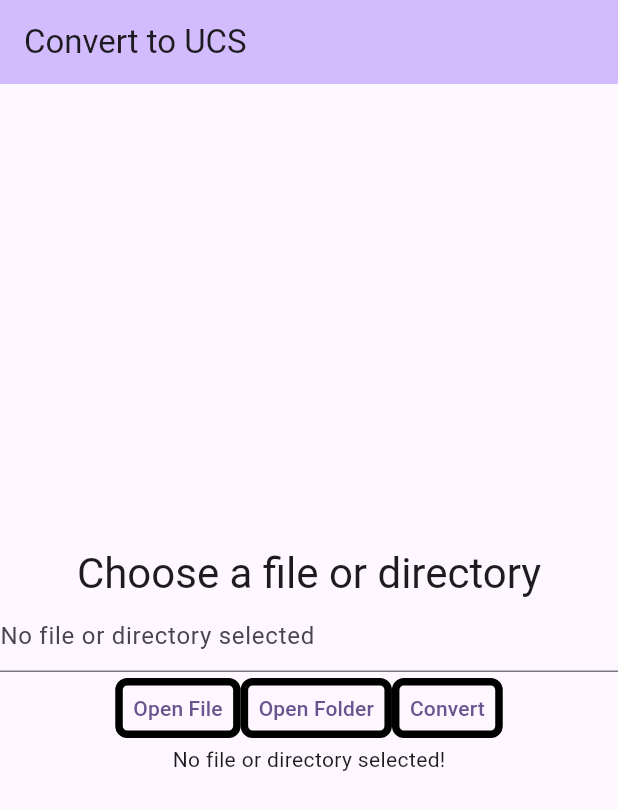
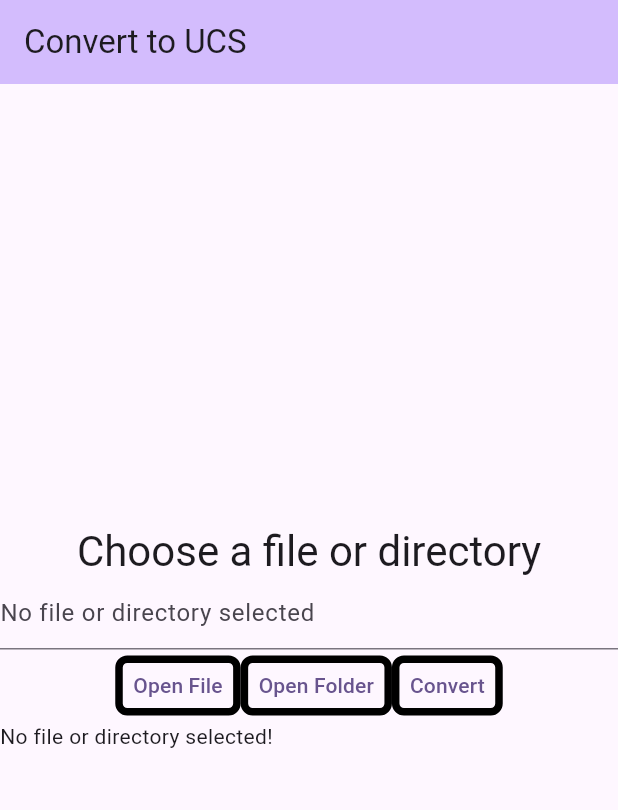
Before and after one commit to valius/UCSConverterTool, a Flutter app: the screen it shows after launch, after a tap on "Convert", on a phone screen of 412 x 824 dp. Shown: the top 810 px of the screen. Run offline on Flutter 3.47's test engine with Material 3 defaults, Android fonts, the phone set to English and light mode, and no system bars; our stand-ins replace file_picker.

Commit message:
fix: improve performance of conversion and prevent creation of too many async processes, also create new scrollbar widget for display of output text

```diff
--- a/lib/step_files/ucs_file.dart
+++ b/lib/step_files/ucs_file.dart
@@ -40,7 +40,7 @@ class UCSFile {
 
   UCSFile(this._filename);
 
-  void outputToFile() async {
+  Future<void> outputToFile() async {
     var file = File(_filename);
     var sink = file.openWrite();
     try {
--- a/lib/ui/convert_view.dart
+++ b/lib/ui/convert_view.dart
@@ -25,6 +25,7 @@ class ConvertView extends StatefulWidget {
 
 class _ConvertViewState extends State<ConvertView> {
   final _controller = TextEditingController();
+  final ScrollController _firstController = ScrollController();
   final List<String> _supportedExtensions = ['sm', 'ssc'];
   String _statusText = "Idle";
   bool _buttonsEnabled = true;
@@ -77,30 +78,33 @@ class _ConvertViewState extends State<ConvertView> {
     }
     setState(() {
       _buttonsEnabled = false;
-      _statusText = "Generating list of supported files from input ${_controller.text}";
+      _statusText =
+          "Generating list of supported files from input ${_controller.text}";
     });
 
     var listFiles =
         await getListOfFilesFromPath(_controller.text, _supportedExtensions);
 
-    List<UCSFile> ucsFiles = [];
     for (var file in listFiles) {
       setState(() {
         _statusText = "Generating UCS files from $file...";
       });
 
       var converter = ConverterGenerator.createConverter(file);
-      ucsFiles += await converter.convert();
+      List<UCSFile> ucsFiles = await converter.convert();
 
+      List<Future<void>> outputFutures = [];
       String resultString = "Generated ";
       for (var ucsFile in ucsFiles) {
-        ucsFile.outputToFile();
+        outputFutures.add(ucsFile.outputToFile());
 
         String filenameOnly = p.basename(ucsFile.getFilename);
         resultString += "$filenameOnly, ";
       }
 
       resultString += "in the folder ${p.dirname(_controller.text)}";
+
+      await Future.wait(outputFutures);
 
       setState(() {
         _statusText = resultString;
@@ -135,19 +139,6 @@ class _ConvertViewState extends State<ConvertView> {
         // Center is a layout widget. It takes a single child and positions it
         // in the middle of the parent.
         child: Column(
-          // Column is also a layout widget. It takes a list of children and
-          // arranges them vertically. By default, it sizes itself to fit its
-          // children horizontally, and tries to be as tall as its parent.
-          //
-          // Column has various properties to control how it sizes itself and
-          // how it positions its children. Here we use mainAxisAlignment to
-          // center the children vertically; the main axis here is the vertical
-          // axis because Columns are vertical (the cross axis would be
-          // horizontal).
-          //
-          // TRY THIS: Invoke "debug painting" (choose the "Toggle Debug Paint"
-          // action in the IDE, or press "p" in the console), to see the
-          // wireframe for each widget.
           mainAxisAlignment: MainAxisAlignment.center,
           children: <Widget>[
             Text(
@@ -174,7 +165,7 @@ class _ConvertViewState extends State<ConvertView> {
                       ),
                     ),
                   ),
-                  onPressed: _buttonsEnabled? _openFileDialog : null,
+                  onPressed: _buttonsEnabled ? _openFileDialog : null,
                   child: const Text('Open File'),
                 ),
                 TextButton(
@@ -187,7 +178,7 @@ class _ConvertViewState extends State<ConvertView> {
                       ),
                     ),
                   ),
-                  onPressed: _buttonsEnabled? _openDirectoryDialog : null,
+                  onPressed: _buttonsEnabled ? _openDirectoryDialog : null,
                   child: const Text('Open Folder'),
                 ),
                 TextButton(
@@ -205,7 +196,16 @@ class _ConvertViewState extends State<ConvertView> {
                 ),
               ],
             ),
-            Text(_statusText)
+            SizedBox(
+                height: 50,
+                child: Scrollbar(
+                      thumbVisibility: true,
+                      controller: _firstController,
+                      child: ListView(
+                        controller: _firstController,
+                    children: [
+                      Text(_statusText)
+          ])))
           ],
         ),
       ),
```
